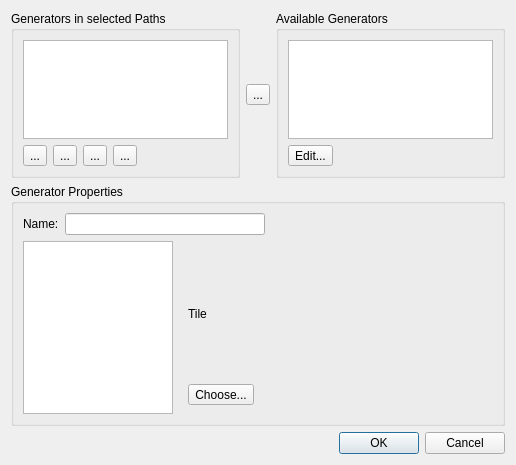
Old version of the form src/tiled/pathpropertiesdialog.ui in the repository timbaker/tiled.
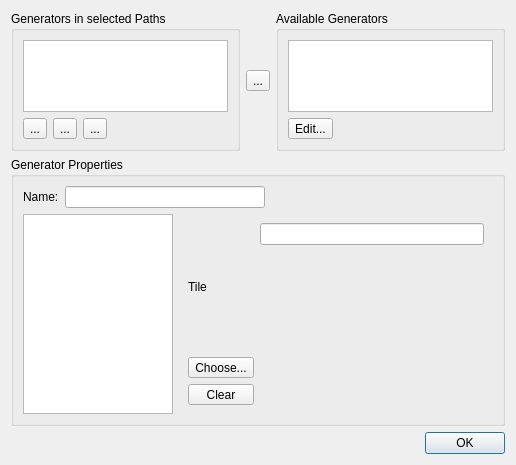
New version of the form. Icons and pictures are not drawn.

Commit message: Path dialogs gained undo/redo buttons.  Added Path tiles dialog.

Patch:
```diff
--- a/src/tiled/pathpropertiesdialog.ui
+++ b/src/tiled/pathpropertiesdialog.ui
@@ -27,17 +27,6 @@
         </item>
         <item>
          <layout class="QHBoxLayout" name="horizontalLayout">
-          <item>
-           <widget class="QToolButton" name="unlink">
-            <property name="text">
-             <string>...</string>
-            </property>
-            <property name="icon">
-             <iconset resource="tiled.qrc">
-              <normaloff>:/images/16x16/edit-cut.png</normaloff>:/images/16x16/edit-cut.png</iconset>
-            </property>
-           </widget>
-          </item>
           <item>
            <widget class="QToolButton" name="moveUp">
             <property name="text">
@@ -195,8 +184,8 @@
       <item row="1" column="1">
        <widget class="QStackedWidget" name="propertyStack">
         <widget class="QWidget" name="Tile">
-         <layout class="QHBoxLayout" name="horizontalLayout_4">
-          <item>
+         <layout class="QFormLayout" name="formLayout_5">
+          <item row="0" column="0">
            <layout class="QVBoxLayout" name="verticalLayout_4">
             <item>
              <widget class="QLabel" name="tileLabel">
@@ -224,20 +213,27 @@
               </property>
              </widget>
             </item>
+            <item>
+             <widget class="QToolButton" name="clearTile">
+              <property name="sizePolicy">
+               <sizepolicy hsizetype="MinimumExpanding" vsizetype="Fixed">
+                <horstretch>0</horstretch>
+                <verstretch>0</verstretch>
+               </sizepolicy>
+              </property>
+              <property name="text">
+               <string>Clear</string>
+              </property>
+             </widget>
+            </item>
            </layout>
           </item>
-          <item>
-           <spacer name="horizontalSpacer">
-            <property name="orientation">
-             <enum>Qt::Horizontal</enum>
+          <item row="0" column="1">
+           <widget class="QLineEdit" name="tileName">
+            <property name="readOnly">
+             <bool>true</bool>
             </property>
-            <property name="sizeHint" stdset="0">
-             <size>
-              <width>229</width>
-              <height>20</height>
-             </size>
-            </property>
-           </spacer>
+           </widget>
           </item>
          </layout>
         </widget>
@@ -294,7 +290,7 @@
       <enum>Qt::Horizontal</enum>
      </property>
      <property name="standardButtons">
-      <set>QDialogButtonBox::Cancel|QDialogButtonBox::Ok</set>
+      <set>QDialogButtonBox::Ok</set>
      </property>
     </widget>
    </item>
```
Left out of the diff: 3 changed lines with no effect on the pictures. The commit also changes 21 other files.
